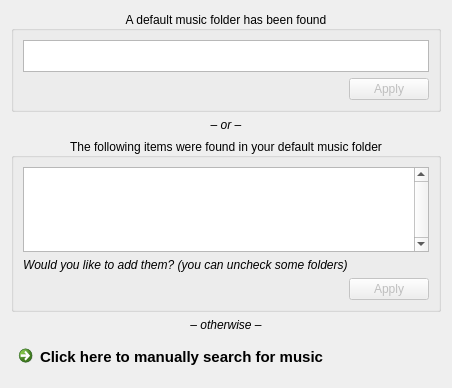
MBach/Miam-Player, file src/Player/quickstart.ui: the form before one commit.
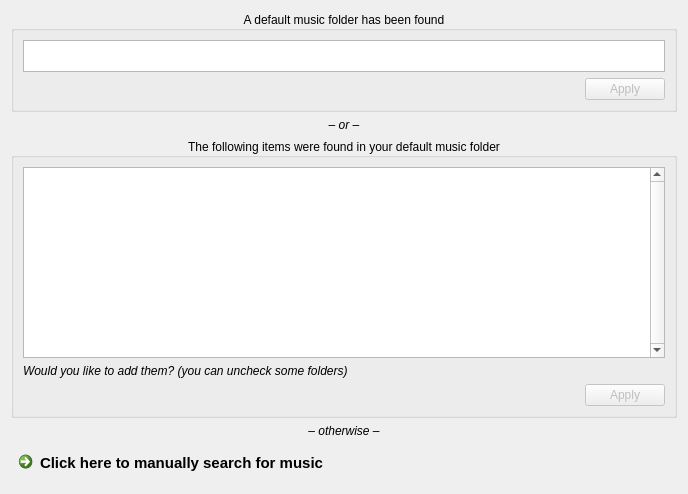
The form after the commit.

Patch:
```diff
--- a/src/Player/quickstart.ui
+++ b/src/Player/quickstart.ui
@@ -6,8 +6,8 @@
    <rect>
     <x>0</x>
     <y>0</y>
-    <width>452</width>
-    <height>388</height>
+    <width>688</width>
+    <height>494</height>
    </rect>
   </property>
   <property name="sizePolicy">
```
